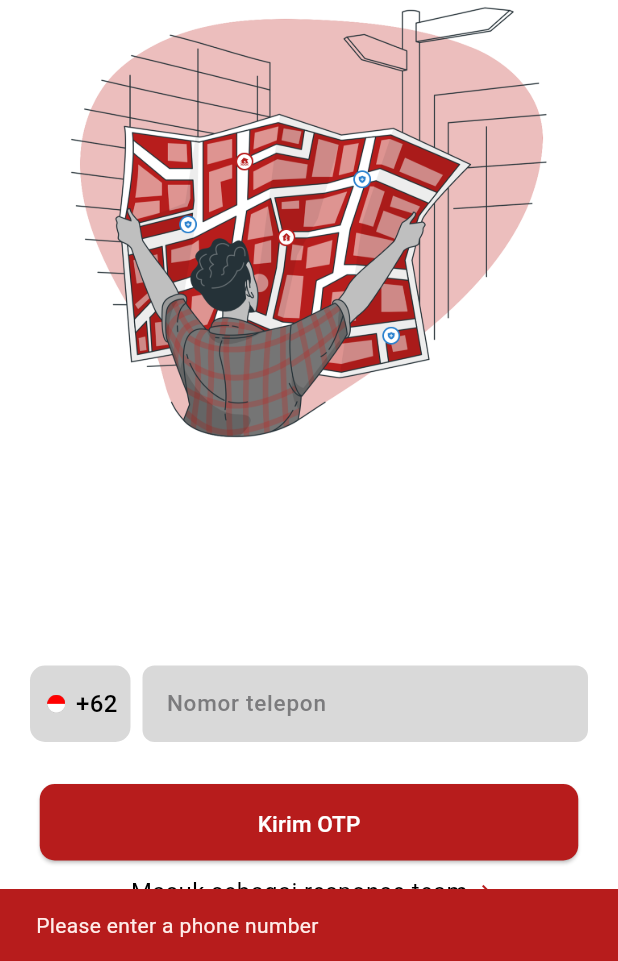
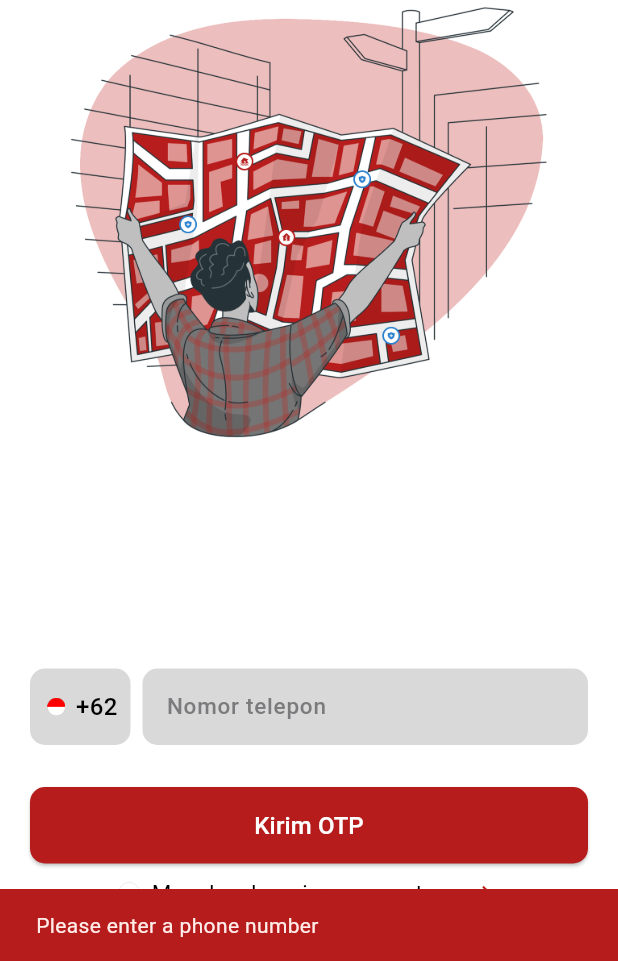
Before and after one commit to FelixA8/resq, a Flutter app: the screen it shows after launch, after a tap on "Kirim OTP", on a phone screen of 412 x 824 dp, the part 275-1236 px from its top. Run offline on Flutter 3.47's test engine with Material 3 defaults, Android fonts, the phone set to English and light mode, and no system bars; our stand-ins replace firebase_core; accounts and stored records are empty; Roboto replaces fonts that are missing (SF Pro).

Commit message:
commit besar
commit semuanya

```diff
--- a/lib/components/back_button.dart
+++ b/lib/components/back_button.dart
@@ -14,7 +14,6 @@ class CustomBackButton extends StatelessWidget {
         'assets/images/icons/back-left.png',
         width: 24,
         height: 24,
-        color: Colors.red,
       ),
       onPressed: onPressed,
     );
--- a/lib/components/confirmation_button.dart
+++ b/lib/components/confirmation_button.dart
@@ -1,13 +1,18 @@
 import 'package:flutter/material.dart';
+import 'package:resqapp/theme/theme_app.dart';
 
 class ConfirmationButton extends StatelessWidget {
   final VoidCallback onPressed;
   final bool isEnabled;
+  final String text; // Add text parameter
+
+  static const theme = ResQTheme();
 
   const ConfirmationButton({
     super.key,
     required this.onPressed,
     required this.isEnabled,
+    required this.text, // Require text parameter
   });
 
   @override
@@ -19,12 +24,16 @@ class ConfirmationButton extends StatelessWidget {
         style: ElevatedButton.styleFrom(
           backgroundColor: Color(0xFFB71C1C),
           foregroundColor: Colors.white,
-          padding: const EdgeInsets.symmetric(vertical: 16),
-          shape: RoundedRectangleBorder(borderRadius: BorderRadius.circular(8)),
+          padding: const EdgeInsets.symmetric(vertical: 14),
+          shape: RoundedRectangleBorder(borderRadius: BorderRadius.circular(10)),
         ),
-        child: const Text(
-          'Konfirmasi',
-          style: TextStyle(fontSize: 16, fontWeight: FontWeight.bold),
+        child: Text(
+          text, // Use the text parameter
+          style: TextStyle(
+            fontSize: 16,
+            fontWeight: theme.font.semibold,
+            fontFamily: 'SF Pro',
+          ),
         ),
       ),
     );
--- a/lib/main.dart
+++ b/lib/main.dart
@@ -1,6 +1,8 @@
 import 'package:flutter/material.dart';
-import 'pages/login_page.dart';
-import 'pages/otp/otpView.dart'; // <-- Update this line
+import 'package:provider/provider.dart';
+import 'pages/LoginPage/LoginPageViewModel.dart';
+import 'pages/LoginPage/LoginPageView.dart';
+import 'pages/otp/otpView.dart';
 
 void main() {
   runApp(const MyApp());
@@ -17,7 +19,10 @@ class MyApp extends StatelessWidget {
         colorScheme: ColorScheme.fromSeed(seedColor: const Color(0xFFB71C1C)),
         fontFamily: 'SF Pro',
       ),
-      home: const LoginPage(),
+      home: ChangeNotifierProvider(
+        create: (_) => LoginPageViewModel(),
+        child: const LoginPageView(),
+      ),
       routes: {
         '/otpView': (context) {
           // Get arguments from Navigator
--- /dev/null
+++ b/lib/pages/LoginPage/LoginPageView.dart
@@ -0,0 +1,37 @@
+import 'package:flutter/material.dart';
+import 'package:provider/provider.dart';
+import 'LoginPageViewModel.dart';
+import 'sections/login_header_section.dart';
+import 'sections/login_form_section.dart';
+
+class LoginPageView extends StatelessWidget {
+  const LoginPageView({super.key});
+
+  @override
+  Widget build(BuildContext context) {
+    return ChangeNotifierProvider(
+      create: (_) => LoginPageViewModel(),
+      child: Scaffold(
+        body: Stack(
+          children: [
+            Positioned.fill(
+              child: Container(
+                color: Colors.white,
+              ),
+            ),
+            SafeArea(
+              child: Column(
+                children: const [
+                  SizedBox(height: 100),
+                  LoginHeaderSection(),
+                  Expanded(child: LoginFormSection()),
+                  SizedBox(height: 35),
+                ],
+              ),
+            ),
+          ],
+        ),
+      ),
+    );
+  }
+}
--- /dev/null
+++ b/lib/pages/LoginPage/LoginPageViewModel.dart
@@ -0,0 +1,37 @@
+import 'package:flutter/material.dart';
+
+class LoginPageViewModel extends ChangeNotifier {
+  final TextEditingController phoneController = TextEditingController();
+  bool isResponseTeam = false;
+
+  void toggleResponseTeam() {
+    isResponseTeam = !isResponseTeam;
+    notifyListeners();
+  }
+
+  void handleSendOTP(BuildContext context) {
+    if (phoneController.text.isNotEmpty) {
+      Navigator.pushNamed(
+        context,
+        '/otpView',
+        arguments: {
+          'phone': phoneController.text,
+          'isResponseTeam': isResponseTeam,
+        },
+      );
+    } else {
+      ScaffoldMessenger.of(context).showSnackBar(
+        const SnackBar(
+          content: Text('Please enter a phone number'),
+          backgroundColor: Color(0xFFB71C1C),
+        ),
+      );
+    }
+  }
+
+  @override
+  void dispose() {
+    phoneController.dispose();
+    super.dispose();
+  }
+}
--- /dev/null
+++ b/lib/pages/LoginPage/models/login_user_model.dart
@@ -0,0 +1,6 @@
+class LoginUserModel {
+  final String phone;
+  final bool isResponseTeam;
+
+  LoginUserModel({required this.phone, required this.isResponseTeam});
+}
--- /dev/null
+++ b/lib/pages/LoginPage/sections/login_form_section.dart
@@ -0,0 +1,145 @@
+import 'package:flutter/material.dart';
+import 'package:provider/provider.dart';
+import '../LoginPageViewModel.dart';
+import '../../../theme/theme_app.dart';
+import '../../../components/confirmation_button.dart';
+
+class LoginFormSection extends StatelessWidget {
+  const LoginFormSection({super.key});
+
+  @override
+  Widget build(BuildContext context) {
+    final viewModel = Provider.of<LoginPageViewModel>(context);
+    const theme = ResQTheme();
+    return Padding(
+      padding: EdgeInsets.symmetric(horizontal: theme.padding.lm),
+      child: Column(
+        mainAxisAlignment: MainAxisAlignment.end,
+        children: [
+          Row(
+            children: [
+              Container(
+                width: 67,
+                height: 51,
+                decoration: BoxDecoration(
+                  color: Color(theme.colors.neutral.low),
+                  borderRadius: BorderRadius.circular(10),
+                ),
+                child: Row(
+                  mainAxisAlignment: MainAxisAlignment.center,
+                  children: [
+                    Padding(
+                      padding: EdgeInsets.only(right: 4),
+                      child: Image.asset(
+                        'assets/images/icons/indonesian-flag.png',
+                        width: 18,
+                        height: 12,
+                        fit: BoxFit.contain,
+                      ),
+                    ),
+                    Text(
+                      '+62',
+                      style: TextStyle(
+                        fontFamily: 'SF Pro',
+                        fontWeight: FontWeight.w500,
+                        fontSize: theme.text.m,
+                        color: Colors.black,
+                      ),
+                    ),
+                  ],
+                ),
+              ),
+              SizedBox(width: 8),
+              Expanded(
+                child: Container(
+                  height: 51,
+                  decoration: BoxDecoration(
+                    color: Color(0xFFD9D9D9),
+                    borderRadius: BorderRadius.circular(10),
+                  ),
+                  child: Center(
+                    child: TextField(
+                      controller: viewModel.phoneController,
+                      keyboardType: TextInputType.phone,
+                      style: TextStyle(
+                        fontFamily: 'SF Pro',
+                        fontWeight: FontWeight.w500,
+                        fontSize: theme.text.m,
+                        color: Colors.black,
+                      ),
+                      textAlignVertical: TextAlignVertical.center,
+                      decoration: InputDecoration(
+                        hintText: 'Nomor telepon',
+                        hintStyle: TextStyle(
+                          fontFamily: 'SF Pro',
+                          fontWeight: FontWeight.w500,
+                          fontSize: 15,
+                          color: Color(theme.colors.neutral.med),
+                        ),
+                        border: InputBorder.none,
+                        isCollapsed: true,
+                        contentPadding: EdgeInsets.symmetric(horizontal: theme.padding.m),
+                      ),
+                    ),
+                  ),
+                ),
+              ),
+            ],
+          ),
+          const SizedBox(height: 28),
+          SizedBox(
+            child: ConfirmationButton(
+              onPressed: () => viewModel.handleSendOTP(context),
+              isEnabled: true, // Set to true or use your logic
+              text: 'Kirim OTP',
+            ),
+          ),
+          const SizedBox(height: 9),
+          Row(
+            mainAxisAlignment: MainAxisAlignment.center,
+            children: [
+              GestureDetector(
+                onTap: viewModel.toggleResponseTeam,
+                child: Container(
+                  width: 14,
+                  height: 14,
+                  decoration: BoxDecoration(
+                    shape: BoxShape.circle,
+                    color: viewModel.isResponseTeam ? Color(0xFFB71C1C) : Colors.transparent,
+                    border: Border.all(
+                      color: Color(theme.colors.neutral.med),
+                      width: 0.1,
+                    ),
+                  ),
+                  child: viewModel.isResponseTeam
+                      ? const Icon(
+                          Icons.check,
+                          size: 10,
+                          color: Colors.white,
+                        )
+                      : null,
+                ),
+              ),
+              const SizedBox(width: 8),
+              const Text(
+                'Masuk sebagai response team',
+                style: TextStyle(
+                  fontFamily: 'SF Pro',
+                  fontWeight: FontWeight.w400,
+                  fontSize: 15,
+                  color: Colors.black,
+                ),
+              ),
+              const SizedBox(width: 3),
+              Icon(
+                Icons.keyboard_arrow_right,
+                size: 18,
+                color: Color(theme.colors.primary),
+              ),
+            ],
+          ),
+        ],
+      ),
+    );
+  }
+}
--- /dev/null
+++ b/lib/pages/LoginPage/sections/login_header_section.dart
@@ -0,0 +1,40 @@
+import 'package:flutter/material.dart';
+import 'package:resqapp/theme/theme_app.dart';
+
+class LoginHeaderSection extends StatelessWidget {
+  const LoginHeaderSection({super.key});
+
+static const theme = ResQTheme();
+
+  @override
+  Widget build(BuildContext context) {
+    return // Logo section
+                Container(
+                  width: double.infinity,
+                  child: Center(
+                    child: Padding(
+                      padding: EdgeInsets.symmetric(horizontal: theme.padding.xl3),
+                      child: Column(
+                        mainAxisSize: MainAxisSize.min,
+                        children: [
+                          SizedBox(
+                            width: MediaQuery.of(context).size.width * 0.58,
+                            child: Image.asset(
+                              'assets/images/logos/resq-logo.png',
+                              fit: BoxFit.contain,
+                            ),
+                          ),
+                          SizedBox(
+                            width: MediaQuery.of(context).size.width * 0.78,
+                            child: Image.asset(
+                              'assets/images/illustrations/login-illustration.png',
+                              fit: BoxFit.contain,
+                            ),
+                          ),
+                        ],
+                      ),
+                    ),
+                  ),
+                );
+  }
+}
--- a/lib/pages/OTP/sections/otpInputSection/otpInputView.dart
+++ b/lib/pages/OTP/sections/otpInputSection/otpInputView.dart
@@ -32,7 +32,7 @@ class OTPInputView extends StatelessWidget {
                 textAlign: TextAlign.center,
                 style: TextStyle(fontSize: 12),
               ),
-              const SizedBox(height: 32),
+              const SizedBox(height: 15),
               Row(
                 mainAxisAlignment: MainAxisAlignment.spaceEvenly,
                 children: List.generate(
--- a/lib/pages/OTP/sections/progressBarSection/progressBarView.dart
+++ b/lib/pages/OTP/sections/progressBarSection/progressBarView.dart
@@ -17,12 +17,11 @@ class ProgressBarSection extends StatelessWidget {
               children: [
                 CustomBackButton(onPressed: viewModel.handleBackPressed),
                 const Spacer(),
-                const SizedBox(width: 48),
               ],
             ),
             const SizedBox(height: 8),
-            Image.asset('assets/images/logos/resq-logo.png', height: 94),
-            const SizedBox(height: 16),
+            Image.asset('assets/images/logos/resq-logo.png', height: 60),
+            const SizedBox(height: 10),
             ProgressBar(progress: viewModel.progress),
           ],
         );
--- a/lib/pages/OTP/sections/resendOtpSection/resendOtpView.dart
+++ b/lib/pages/OTP/sections/resendOtpSection/resendOtpView.dart
@@ -21,13 +21,16 @@ class ResendOTPSection extends StatelessWidget {
           style: TextStyle(
             fontSize: 12,
             color: Colors.black,
+            fontFamily: 'SF Pro',
           ),
         ),
-        // const SizedBox(height: 3),
+        const SizedBox(height: 8),
         TextButton(
           onPressed: canResend ? onResendPressed : null,
           style: TextButton.styleFrom(
-            padding: EdgeInsets.only(top: 0),
+            padding: EdgeInsets.zero, // Remove all padding
+            minimumSize: Size(0, 0), // Remove min size
+            tapTargetSize: MaterialTapTargetSize.shrinkWrap, // Shrink tap target
           ),
           child: Text(
             canResend ? 'Kirim Ulang Kode OTP' : 'Tunggu $timeLeft detik',
@@ -35,6 +38,7 @@ class ResendOTPSection extends StatelessWidget {
               color: canResend ? Color(0xFFB71C1C) : Colors.grey,
               fontWeight: FontWeight.bold,
               fontSize: 20,
+              fontFamily: 'SF Pro',
             ),
           ),
         ),
--- a/lib/pages/Username/sections/confirmationButton/confirmationButtonView.dart
+++ b/lib/pages/Username/sections/confirmationButton/confirmationButtonView.dart
@@ -18,6 +18,7 @@ class ConfirmationButtonView extends StatelessWidget {
                     ? () => viewModel.handleConfirm(context)
                     : () {},
             isEnabled: viewModel.isEnabled,
+            text: 'Konfirmasi', // Add the required text parameter
           ),
         );
       },
--- a/lib/pages/Username/sections/progressBarSection/progressBarView.dart
+++ b/lib/pages/Username/sections/progressBarSection/progressBarView.dart
@@ -21,8 +21,8 @@ class ProgressBarView extends StatelessWidget {
               ],
             ),
             const SizedBox(height: 8),
-            Image.asset('assets/images/logos/resq-logo.png', height: 94),
-            const SizedBox(height: 16),
+            Image.asset('assets/images/logos/resq-logo.png', height: 60),
+            const SizedBox(height: 10),
             ProgressBar(progress: viewModel.progress),
           ],
         );
--- a/lib/pages/Username/sections/usernameInput/usernameInputView.dart
+++ b/lib/pages/Username/sections/usernameInput/usernameInputView.dart
@@ -24,7 +24,7 @@ class UsernameInputView extends StatelessWidget {
               style: TextStyle(fontSize: 12, color: Colors.black54),
               textAlign: TextAlign.center,
             ),
-            const SizedBox(height: 24),
+            const SizedBox(height: 15),
             UsernameField(
               value: viewModel.username,
               onChanged: viewModel.handleUsernameChanged,
--- a/lib/pages/Username/usernameView.dart
+++ b/lib/pages/Username/usernameView.dart
@@ -52,7 +52,7 @@ class UsernameScreen extends StatelessWidget {
                 ),
               ],
               child: Padding(
-                padding: const EdgeInsets.all(16.0),
+                padding: const EdgeInsets.all(20.0),
                 child: Column(
                   children: [
                     const ProgressBarView(),
--- a/lib/pages/login_page.dart
+++ /dev/null
@@ -1,243 +0,0 @@
-import 'package:flutter/material.dart';
-import 'package:resqapp/theme/theme_app.dart';
-
-class LoginPage extends StatefulWidget {
-   const LoginPage({super.key});
-
-  @override
-  State<LoginPage> createState() => _LoginPageState();
-}
-
-class _LoginPageState extends State<LoginPage> {
-  final TextEditingController _phoneController = TextEditingController();
-  bool _isResponseTeam = false;
-
-  static const theme = ResQTheme();
-
-  @override
-  void dispose() {
-    _phoneController.dispose();
-    super.dispose();
-  }
-
-  void _sendOTP() {
-    // TODO: Implement OTP sending logic
-    if (_phoneController.text.isNotEmpty) {
-      ScaffoldMessenger.of(context).showSnackBar(
-        SnackBar(
-          content: Text('OTP sent to +62${_phoneController.text}'),
-          backgroundColor:  Color(theme.colors.primary),
-        ),
-      );
-      Navigator.pushNamed(
-        context,
-        '/otpView', // Make sure this route is defined in your MaterialApp routes
-        arguments: {
-          'phone': _phoneController.text,
-          'isResponseTeam': _isResponseTeam,
-        },
-      );
-    } else {
-      ScaffoldMessenger.of(context).showSnackBar(
-        SnackBar(
-          content: Text('Please enter a phone number'),
-          backgroundColor: Color(theme.colors.primary),
-        ),
-      );
-    }
-  }
-
-  @override
-  Widget build(BuildContext context) {
-    return Scaffold(
-      body: Stack(
-        children: [
-          Positioned.fill(
-            child: Container(
-              color: Colors.white,
-            ),
-          ),
-          SafeArea(
-            child: Column(
-              children: [
-                SizedBox(height: 100), // Reduced from 140 to 40
-                // Logo section
-                Container(
-                  width: double.infinity,
-                  child: Center(
-                    child: Padding(
-                      padding: EdgeInsets.symmetric(horizontal: theme.padding.xl3),
-                      child: Column(
-                        mainAxisSize: MainAxisSize.min,
-                        children: [
-                          SizedBox(
-                            width: MediaQuery.of(context).size.width * 0.58,
-                            child: Image.asset(
-                              'assets/images/logos/resq-logo.png',
-                              fit: BoxFit.contain,
-                            ),
-                          ),
-                          SizedBox(
-                            width: MediaQuery.of(context).size.width * 0.78,
-                            child: Image.asset(
-                              'assets/images/illustrations/login-illustration.png',
-                              fit: BoxFit.contain,
-                            ),
-                          ),
-                        ],
-                      ),
-                    ),
-                  ),
-                ),
-
-                // Login form section
-                Expanded(
-                  child: Padding(
-                    padding: EdgeInsets.symmetric(horizontal: theme.padding.lm),
-                    child: Column(
-                      mainAxisAlignment: MainAxisAlignment.end, // Push content to the bottom
-                      children: [
-                        // Phone number input
-                        Row(
-                          children: [
-                            // Country code container with flag and code
-                            Container(
-                              width: 67,
-                              height: 51,
-                              decoration: BoxDecoration(
-                                color:  Color(theme.colors.neutral.low),
-                                borderRadius: BorderRadius.circular(10), // All corners radius 10
-                              ),
-                              child: Row(
-                                mainAxisAlignment: MainAxisAlignment.center,
-                                children: [
-                                  // Flag image
-                                  Padding(
-                                    padding:  EdgeInsets.only(right: 4),
-                                    child: Image.asset(
-                                      'assets/images/icons/indonesian-flag.png', // Make sure this asset exists
-                                      width: 18,
-                                      height: 12,
-                                      fit: BoxFit.contain,
-                                    ),
-                                  ),
-                                   Text(
-                                    '+62',
-                                    style: TextStyle(
-                                      fontFamily: 'SF Pro',
-                                      fontWeight: FontWeight.w500,
-                                      fontSize: theme.text.m,
-                                      color: Colors.black,
-                                    ),
-                                  ),
-                                ],
-                              ),
-                            ),
-                             SizedBox(width: 8), // Add space between the two containers
-                            // Phone number input container
-                            Expanded(
-                              child: Container(
-                                height: 51,
-                                decoration: BoxDecoration(
-                                  color:  Color(0xFFD9D9D9),
-                                  borderRadius: BorderRadius.circular(theme.size.s), // All corners radius 10
-                                ),
-                                child: Center(
-                                  child: TextField(
-                                    controller: _phoneController,
-                                    keyboardType: TextInputType.phone,
-                                    style:  TextStyle(
-                                      fontFamily: 'SF Pro',
-                                      fontWeight: FontWeight.w500,
-                                      fontSize: theme.text.m,
-                                      color: Colors.black,
-                                    ),
-                                    textAlignVertical: TextAlignVertical.center, // Center text vertically
-                                    decoration:  InputDecoration(
-                                      hintText: 'Nomor telepon',
-                                      hintStyle: TextStyle(
-                                        fontFamily: 'SF Pro',
-                                        fontWeight: FontWeight.w500,
-                                        fontSize: 15,
-                                        color: Color(theme.colors.neutral.med),
-                                      ),
-                                      border: InputBorder.none,
-                                      isCollapsed: true,
-                                      contentPadding: EdgeInsets.symmetric(horizontal: theme.padding.m), // Only horizontal padding
-                                    ),
-                                  ),
-                                ),
-                              ),
-                            ),
-                          ],
-                        ),
-
-                         SizedBox(height: 28),
-
-                        // Send OTP button
-                        SizedBox(
-                          width: 359,
-                          height: 51,
-                          child: ElevatedButton(
-                            onPressed: _sendOTP,
-                            style: ElevatedButton.styleFrom(
-                              backgroundColor:  Color(theme.colors.primary),
-                              shape: RoundedRectangleBorder(
-                                borderRadius: BorderRadius.circular(10),
-                              ),
-                              padding:  EdgeInsets.symmetric(
-                                horizontal: 143,
-                                vertical: 16,
-                              ),
-                            ),
-                            child:  Text(
-                              'Kirim OTP',
-                              style: TextStyle(
-                                fontFamily: 'SF Pro',
-                                fontWeight: FontWeight.w500,
-                                fontSize: 15,
-                                color: Colors.white,
-                              ),
-                            ),
-                          ),
-                        ),
-
-                         SizedBox(height: 9),
-
-                        // Response team checkbox
-                        Row(
-                          mainAxisAlignment: MainAxisAlignment.center,
-                          children: [
-                             SizedBox(width: 8),
-                             Text(
-                              'Masuk sebagai response team',
-                              style: TextStyle(
-                                fontFamily: 'SF Pro',
-                                fontWeight: FontWeight.w400,
-                                fontSize: theme.text.m,
-                                color: Colors.black,
-                              ),
-                            ),
-                             SizedBox(width: 3),
-                             Icon(
-                              Icons.keyboard_arrow_right,
-                              size: 18,
-                              color: Color(theme.colors.primary),
-                            ),
-                          ],
-                        ),
-                      ],
-                    ),
-                  ),
-                ),
-
-                // Add bottom padding to move content slightly up from the bottom
-                 SizedBox(height: 35),
-              ],
-            ),
-          ),
-        ],
-      ),
-    );
-  }
-}
```
